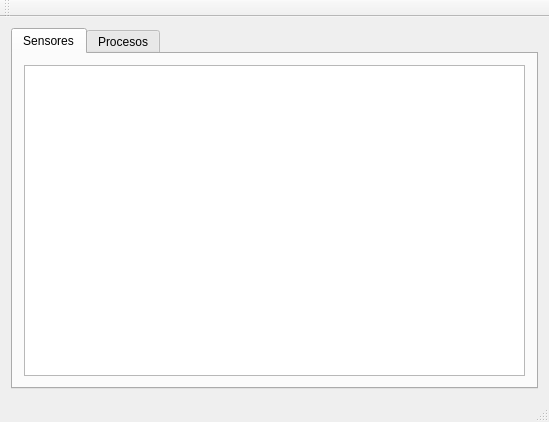
The window that qtsystemmonitor/mainwindow.ui (alu0100763249/soa-system-monitor) describes before a commit, drawn with Qt 5.
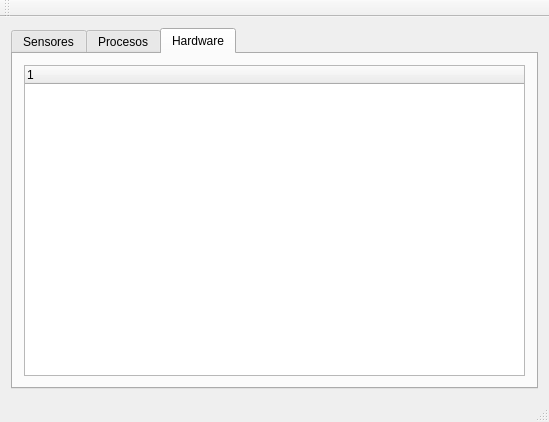
The same window after the commit. The open tabs and pages were chosen to show the change.

The edit to the form file:
```diff
--- a/qtsystemmonitor/mainwindow.ui
+++ b/qtsystemmonitor/mainwindow.ui
@@ -14,8 +14,8 @@
    <string>MainWindow</string>
   </property>
   <widget class="QWidget" name="centralWidget">
-   <layout class="QVBoxLayout" name="verticalLayout_2">
-    <item>
+   <layout class="QGridLayout" name="gridLayout">
+    <item row="0" column="0">
      <widget class="QTabWidget" name="tabWidget">
       <property name="currentIndex">
        <number>0</number>
@@ -24,8 +24,8 @@
        <attribute name="title">
         <string>Sensores</string>
        </attribute>
-       <layout class="QVBoxLayout" name="verticalLayout">
-        <item>
+       <layout class="QGridLayout" name="gridLayout_2">
+        <item row="0" column="0">
          <widget class="QTableWidget" name="tableWidget"/>
         </item>
        </layout>
@@ -40,6 +40,22 @@
         </item>
        </layout>
       </widget>
+      <widget class="QWidget" name="phardware">
+       <attribute name="title">
+        <string>Hardware</string>
+       </attribute>
+       <layout class="QVBoxLayout" name="verticalLayout">
+        <item>
+         <widget class="QTreeWidget" name="treeWidget">
+          <column>
+           <property name="text">
+            <string notr="true">1</string>
+           </property>
+          </column>
+         </widget>
+        </item>
+       </layout>
+      </widget>
      </widget>
     </item>
    </layout>
```
